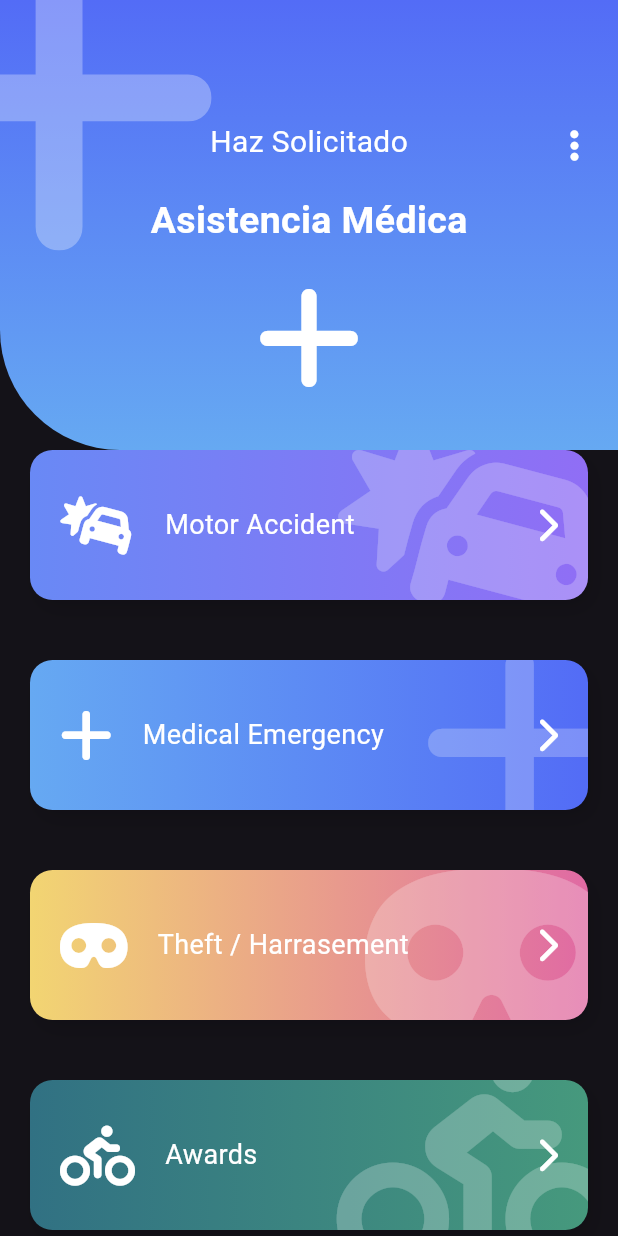
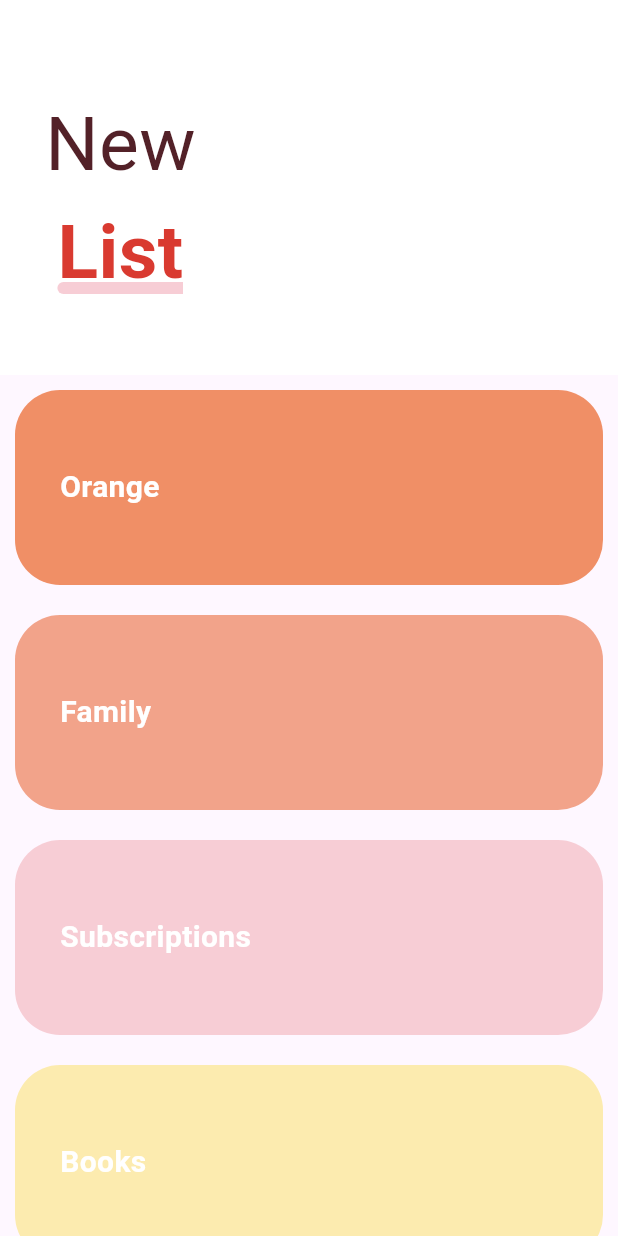
Before and after one commit to max-vigtov/disenos-flutter, a Flutter app: the screen it shows after launch, on a phone screen of 412 x 824 dp. Run offline on Flutter 3.47's test engine with Material 3 defaults, Android fonts, the phone set to English and light mode, and no system bars; our stand-ins replace flutter_svg, font_awesome_flutter.

Commit message:
SliverList: Sliver screen added

```diff
--- a/lib/main.dart
+++ b/lib/main.dart
@@ -1,13 +1,13 @@
+import 'package:flutter/material.dart';
+import 'package:disenos_flutter/src/pages/sliver_list_page.dart';
+//import 'src/pages/slideshow_page.dart';
+//import 'package:disenos_flutter/src/pages/circular_graphics_page.dart';
+//import 'package:disenos_flutter/src/pages/animaciones_page.dart';
+//import 'package:disenos_flutter/src/labs/slideshow_page.dart';
+// import 'package:disenos_flutter/src/pages/pinterest_page.dart';
+// import 'package:disenos_flutter/src/pages/emergency_page.dart';
+// import 'package:disenos_flutter/src/labs/circular_progress_page.dart';
 // import 'package:disenos_flutter/src/challenges/animate_square_page.dart';
-// import 'package:disenos_flutter/src/labs/circular_progress_page.dart';
-//import 'package:disenos_flutter/src/pages/circular_graphics_page.dart';
-//import 'package:disenos_flutter/src/labs/slideshow_page.dart';
-import 'package:disenos_flutter/src/pages/emergency_page.dart';
-// import 'package:disenos_flutter/src/pages/pinterest_page.dart';
-import 'package:flutter/material.dart';
-//import 'src/pages/slideshow_page.dart';
-//import 'package:disenos_flutter/src/pages/animaciones_page.dart';
-
 
 void main() {
   runApp(const MyApp());
@@ -22,8 +22,8 @@
     return  MaterialApp(
       debugShowCheckedModeBanner: false,
       title: 'Diseños App ',
-      home: const EmergencyPage(),
-      theme: ThemeData(brightness: Brightness.dark),
+      home: const SliverListPage(),
+      theme: ThemeData(brightness: Brightness.light),
     );
     }
   }
--- /dev/null
+++ b/lib/src/pages/sliver_list_page.dart
@@ -0,0 +1,209 @@
+import 'package:flutter/material.dart';
+
+class SliverListPage extends StatelessWidget {
+  const SliverListPage({super.key});
+
+  @override
+  Widget build(BuildContext context) {
+    return Scaffold(
+      body: Stack(
+        children: [
+          _MainScroll(),
+          Positioned(
+            bottom: -10,
+            right: 0,
+            left: 40,
+            top: 850,
+            child: _ButtonNewList()
+          )
+        ],
+      )
+    );
+  }
+}
+
+class _ButtonNewList extends StatelessWidget {
+
+  @override
+  Widget build(BuildContext context) {
+    final size = MediaQuery.of(context).size;
+    return ButtonTheme(
+      minWidth: size.width * 0.9,
+      height: 00,
+      child: ElevatedButton(
+        style: ElevatedButton.styleFrom(
+          backgroundColor:const Color(0xffED6762),
+          shape: const RoundedRectangleBorder(
+            borderRadius: BorderRadius.only(topLeft: Radius.circular(50))
+          )
+        ),
+        child: const Text('CREATE NEW LIST',
+          style: TextStyle(
+            color: Colors.white,
+            fontSize: 18,
+            fontWeight: FontWeight.bold,
+            letterSpacing: 3
+          ),
+        ),
+        onPressed: () { },
+      ),
+    );
+  }
+}
+
+class _MainScroll extends StatelessWidget {
+
+    final items = [
+    const _ListItem( 'Orange', Color(0xffF08F66) ),
+    const _ListItem( 'Family', Color(0xffF2A38A) ),
+    const _ListItem( 'Subscriptions', Color(0xffF7CDD5) ),
+    const _ListItem( 'Books', Color(0xffFCEBAF) ),
+    const _ListItem( 'Orange', Color(0xffF08F66) ),
+    const _ListItem( 'Family', Color(0xffF2A38A) ),
+    const _ListItem( 'Subscriptions',  Color(0xffF7CDD5) ),
+    const _ListItem( 'Books', Color(0xffFCEBAF) ),
+  ];
+
+  @override
+  Widget build(BuildContext context) {
+    return  CustomScrollView(
+      slivers: [
+        SliverPersistentHeader(
+          floating: true,
+          delegate: _SliverCustomHeaderDelegate(
+            minHeight: 204,
+            maxHeight: 250,
+            child: Container(
+              alignment: Alignment.centerLeft,
+              color: Colors.white,
+              child: const _Title())
+          ),
+        ),
+        SliverList(
+          delegate: SliverChildListDelegate.fixed(
+            [
+              ...items,
+              const SizedBox( height: 100,)
+            ]
+          ))
+      ]
+    );
+  }
+}
+
+class _SliverCustomHeaderDelegate  extends SliverPersistentHeaderDelegate{
+
+  final double minHeight;
+  final double maxHeight;
+  final Widget child;
+
+  _SliverCustomHeaderDelegate({
+    required this.minHeight,
+    required this.maxHeight,
+    required this.child
+  });
+
+  @override
+  Widget build(BuildContext context, double shrinkOffset, bool overlapsContent) {
+    return SizedBox.expand( child: child );
+  }
+
+  @override
+  double get maxExtent => ( minHeight > maxHeight ) ? minHeight : maxHeight;
+
+  @override
+  double get minExtent => ( minHeight < maxHeight ) ? minHeight : maxHeight;
+
+  @override
+  bool shouldRebuild( _SliverCustomHeaderDelegate oldDelegate) {
+    return maxHeight != oldDelegate.maxHeight ||
+           minHeight != oldDelegate.minHeight ||
+           child != oldDelegate.child;
+  }
+
+}
+
+class _Title extends StatelessWidget {
+  const _Title();
+
+  @override
+  Widget build(BuildContext context) {
+    return Column(
+      children: [
+        const SizedBox(height: 60),
+
+        Container(
+          margin: const EdgeInsets.symmetric( horizontal: 30, vertical: 0),
+          child: const Text("New", style: TextStyle(color: Color(0xff532128), fontSize: 50),),
+        ),
+
+        Stack(
+          children: [
+            const SizedBox(width: 10,),
+            Positioned(
+              bottom: 8,
+              child: Container(
+                width: 120,
+                height: 8,
+                decoration: BoxDecoration(
+                  color: const Color(0xffF7CDD5),
+                  borderRadius: BorderRadius.circular(10)
+                ),
+              ),
+            ),
+            const Text('List', style: TextStyle( color:  Color(0xffd93a30), fontSize: 50, fontWeight: FontWeight.bold),),
+          ],
+        )
+      ],
+    );
+  }
+}
+
+
+
+class _TaskList extends StatelessWidget {
+
+    final items = [
+    const _ListItem( 'Orange', Color(0xffF08F66) ),
+    const _ListItem( 'Family', Color(0xffF2A38A) ),
+    const _ListItem( 'Subscriptions', Color(0xffF7CDD5) ),
+    const _ListItem( 'Books', Color(0xffFCEBAF) ),
+    const _ListItem( 'Orange', Color(0xffF08F66) ),
+    const _ListItem( 'Family', Color(0xffF2A38A) ),
+    const _ListItem( 'Subscriptions',  Color(0xffF7CDD5) ),
+    const _ListItem( 'Books', Color(0xffFCEBAF) ),
+  ];
+
+  @override
+  Widget build(BuildContext context) {
+    return ListView.builder(
+      physics: const BouncingScrollPhysics(),
+      itemCount: items.length,
+      itemBuilder: (context, index) => items[index]
+    );
+  }
+}
+
+class _ListItem extends StatelessWidget {
+
+  final String title;
+  final Color color;
+
+  const _ListItem(this.title, this.color);
+
+  @override
+  Widget build(BuildContext context) {
+    return Container(
+      height: 130,
+      margin: const EdgeInsets.all(10),
+      decoration: BoxDecoration(
+        color: color,
+        borderRadius: BorderRadius.circular(30),
+      ),
+      padding: const EdgeInsets.all(30),
+      alignment: Alignment.centerLeft,
+      child:  Text(title, style: const TextStyle( color: Colors.white, fontWeight: FontWeight.bold, fontSize: 20)),
+
+    );
+  }
+}
```
